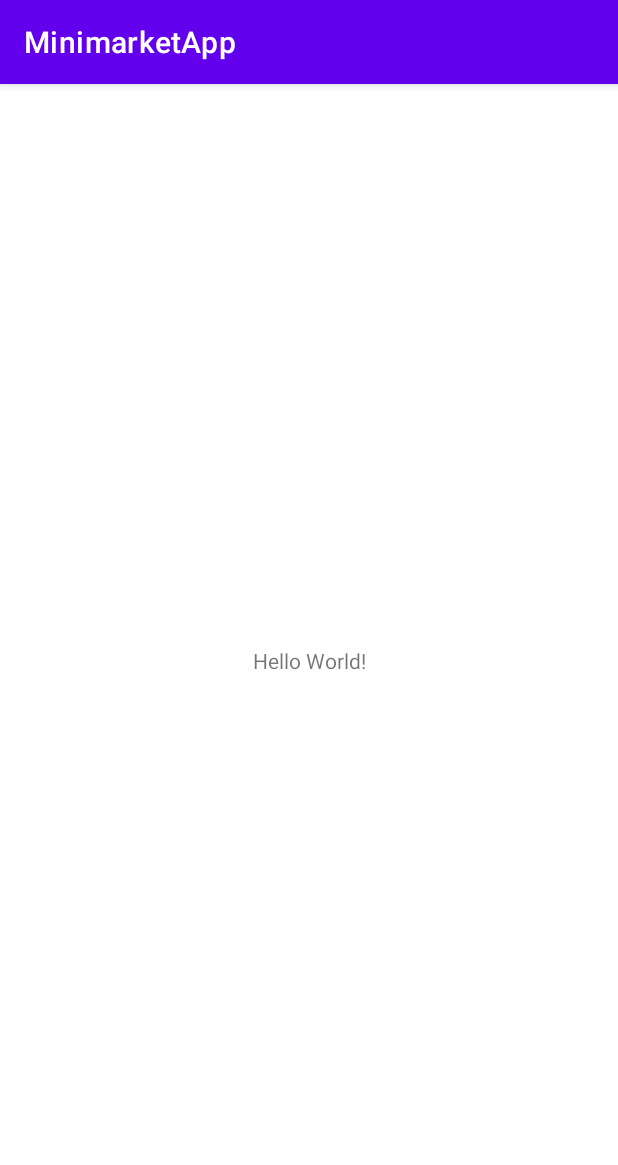
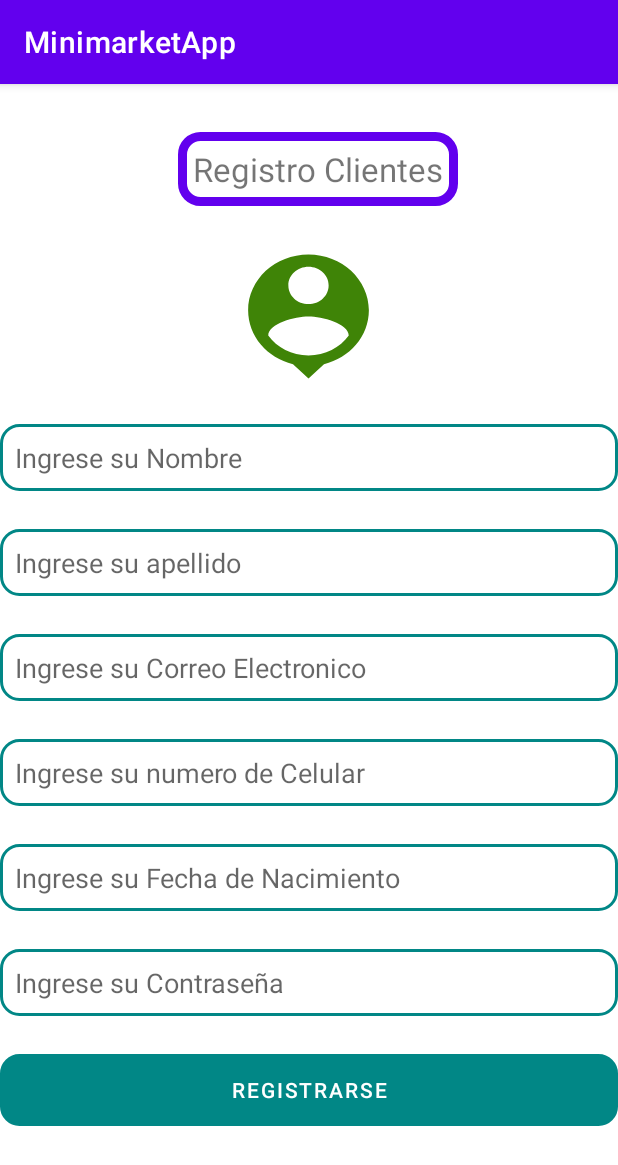
Before and after one commit to Jostin16/MinimarketApp, an Android app: the screen it shows after launch (MainActivity before the commit, RegistroActivity after it), on a phone screen of 412 x 824 dp. Shown: the top 1165 px of the screen. Run offline under Robolectric (Android 15) with nearby library versions, the phone set to English and light mode, and no system bars.

Commit message:
he agregado el registro de cliente

```diff
--- a/app/src/main/AndroidManifest.xml
+++ b/app/src/main/AndroidManifest.xml
@@ -9,7 +9,8 @@
         android:roundIcon="@mipmap/ic_launcher_round"
         android:supportsRtl="true"
         android:theme="@style/Theme.MinimarketApp">
-        <activity android:name=".MainActivity">
+
+        <activity android:name=".RegistroActivity">
             <intent-filter>
                 <action android:name="android.intent.action.MAIN" />
 
--- /dev/null
+++ b/app/src/main/java/idat/com/minimarketapp/RegistroActivity.java
@@ -0,0 +1,38 @@
+package idat.com.minimarketapp;
+
+import android.os.Bundle;
+import android.view.View;
+import android.widget.Button;
+import android.widget.EditText;
+import android.widget.Toast;
+
+import androidx.appcompat.app.AppCompatActivity;
+
+public class RegistroActivity extends AppCompatActivity {
+
+    private EditText etNombre, etApellido, etCorreo, etCelular, etFechaNacimiento, etContraseña;
+    private Button btnRegistrarse;
+
+    @Override
+    protected void onCreate(Bundle savedInstanceState) {
+        super.onCreate(savedInstanceState);
+        setContentView(R.layout.frmregistro);
+
+        etNombre = findViewById(R.id.etNombre);
+        etApellido = findViewById(R.id.etApellido);
+        etCorreo = findViewById(R.id.etCorreo);
+        etCelular = findViewById(R.id.etCelular);
+        etFechaNacimiento = findViewById(R.id.etFechaNacimiento);
+        etContraseña = findViewById(R.id.etContraseña);
+        btnRegistrarse = findViewById(R.id.btnRegistrarse);
+
+        btnRegistrarse.setOnClickListener(new View.OnClickListener() {
+            @Override
+            public void onClick(View v) {
+                Toast.makeText(RegistroActivity.this, "¡Te has registrado con exito!", Toast.LENGTH_SHORT).show();
+            }
+        });
+
+    }
+
+}
--- /dev/null
+++ b/app/src/main/res/drawable/ic_baseline_person_pin_24.xml
@@ -0,0 +1,5 @@
+<vector android:height="24dp" android:tint="#3F8407"
+    android:viewportHeight="24" android:viewportWidth="24"
+    android:width="24dp" xmlns:android="http://schemas.android.com/apk/res/android">
+    <path android:fillColor="@android:color/white" android:pathData="M12,2c-4.97,0 -9,4.03 -9,9 0,4.17 2.84,7.67 6.69,8.69L12,22l2.31,-2.31C18.16,18.67 21,15.17 21,11c0,-4.97 -4.03,-9 -9,-9zM12,4c1.66,0 3,1.34 3,3s-1.34,3 -3,3 -3,-1.34 -3,-3 1.34,-3 3,-3zM12,18.3c-2.5,0 -4.71,-1.28 -6,-3.22 0.03,-1.99 4,-3.08 6,-3.08 1.99,0 5.97,1.09 6,3.08 -1.29,1.94 -3.5,3.22 -6,3.22z"/>
+</vector>
--- /dev/null
+++ b/app/src/main/res/drawable/style_borde_2.xml
@@ -0,0 +1,11 @@
+<?xml version="1.0" encoding="utf-8"?>
+<shape xmlns:android="http://schemas.android.com/apk/res/android" android:shape="rectangle">
+
+    <stroke android:width="6sp"
+        android:color="@color/design_default_color_primary" />
+    <padding android:bottom="10sp"
+        android:left="10sp"
+        android:right="10sp"
+        android:top="10sp" />
+    <corners android:radius="12dp" />
+</shape>
--- /dev/null
+++ b/app/src/main/res/drawable/stylo_borde_edittext.xml
@@ -0,0 +1,11 @@
+<?xml version="1.0" encoding="utf-8"?>
+<shape xmlns:android="http://schemas.android.com/apk/res/android" android:shape="rectangle">
+
+    <stroke android:width="2sp"
+        android:color="@color/design_default_color_secondary_variant" />
+    <padding android:bottom="10sp"
+        android:left="10sp"
+        android:right="10sp"
+        android:top="10sp" />
+    <corners android:radius="12dp" />
+</shape>
--- /dev/null
+++ b/app/src/main/res/layout/frmregistro.xml
@@ -0,0 +1,133 @@
+<?xml version="1.0" encoding="utf-8"?>
+<androidx.constraintlayout.widget.ConstraintLayout xmlns:android="http://schemas.android.com/apk/res/android"
+    xmlns:app="http://schemas.android.com/apk/res-auto"
+    xmlns:tools="http://schemas.android.com/tools"
+    android:id="@+id/tvresultado"
+    android:layout_width="match_parent"
+    android:layout_height="match_parent">
+
+    <TextView
+        android:id="@+id/textView"
+        android:layout_width="wrap_content"
+        android:layout_height="wrap_content"
+        android:layout_marginTop="32dp"
+        android:autoText="false"
+        android:background="@drawable/style_borde_2"
+        android:text="@string/valtitulo"
+        android:textSize="22sp"
+        app:drawableTint="#05673AB7"
+        app:layout_constraintEnd_toEndOf="parent"
+        app:layout_constraintHorizontal_bias="0.528"
+        app:layout_constraintStart_toStartOf="parent"
+        app:layout_constraintTop_toTopOf="parent" />
+
+    <EditText
+        android:id="@+id/etApellido"
+        android:background="@drawable/stylo_borde_edittext"
+        android:layout_width="0dp"
+        android:layout_height="wrap_content"
+        android:layout_marginTop="25dp"
+        android:ems="10"
+        android:hint="@string/valetapellido"
+        android:inputType="textPersonName"
+        app:layout_constraintEnd_toEndOf="parent"
+        app:layout_constraintHorizontal_bias="0.0"
+        app:layout_constraintStart_toStartOf="parent"
+        app:layout_constraintTop_toBottomOf="@+id/etNombre" />
+
+    <EditText
+        android:id="@+id/etContraseña"
+        android:layout_width="0dp"
+        android:layout_height="wrap_content"
+        android:layout_marginTop="25dp"
+        android:background="@drawable/stylo_borde_edittext"
+        android:ems="10"
+        android:hint="@string/etContraseña"
+        android:inputType="textPassword"
+        app:layout_constraintEnd_toEndOf="parent"
+        app:layout_constraintHorizontal_bias="0.0"
+        app:layout_constraintStart_toStartOf="parent"
+        app:layout_constraintTop_toBottomOf="@+id/etFechaNacimiento" />
+
+    <EditText
+        android:id="@+id/etFechaNacimiento"
+        android:layout_width="0dp"
+        android:background="@drawable/stylo_borde_edittext"
+        android:layout_height="wrap_content"
+        android:layout_marginTop="25dp"
+        android:ems="10"
+        android:hint="@string/etFechaNacimiento"
+        android:inputType="datetime"
+        app:layout_constraintEnd_toEndOf="parent"
+        app:layout_constraintHorizontal_bias="0.0"
+        app:layout_constraintStart_toStartOf="parent"
+        app:layout_constraintTop_toBottomOf="@+id/etCelular" />
+
+    <EditText
+        android:id="@+id/etCorreo"
+        android:background="@drawable/stylo_borde_edittext"
+        android:layout_width="0dp"
+        android:layout_height="wrap_content"
+        android:layout_marginTop="25dp"
+        android:ems="10"
+        android:hint="@string/etCorreo"
+        android:inputType="text|textEmailAddress"
+        app:layout_constraintEnd_toEndOf="parent"
+        app:layout_constraintHorizontal_bias="0.0"
+        app:layout_constraintStart_toStartOf="parent"
+        app:layout_constraintTop_toBottomOf="@+id/etApellido" />
+
+    <Button
+        android:id="@+id/btnRegistrarse"
+        android:layout_width="0dp"
+        android:layout_height="wrap_content"
+        android:layout_marginTop="25dp"
+        android:background="@drawable/stylo_borde_edittext"
+        android:text="@string/valbtnRegistrar"
+        app:backgroundTint="@color/design_default_color_secondary_variant"
+        app:layout_constraintEnd_toEndOf="parent"
+        app:layout_constraintHorizontal_bias="0.0"
+        app:layout_constraintStart_toStartOf="parent"
+        app:layout_constraintTop_toBottomOf="@+id/etContraseña" />
+
+    <EditText
+        android:id="@+id/etCelular"
+        android:background="@drawable/stylo_borde_edittext"
+        android:layout_width="0dp"
+        android:layout_height="wrap_content"
+        android:layout_marginTop="25dp"
+        android:ems="10"
+        android:hint="@string/etCelular"
+        android:inputType="number"
+        android:maxLength="8"
+        app:layout_constraintEnd_toEndOf="parent"
+        app:layout_constraintHorizontal_bias="0.0"
+        app:layout_constraintStart_toStartOf="parent"
+        app:layout_constraintTop_toBottomOf="@+id/etCorreo" />
+
+    <EditText
+        android:id="@+id/etNombre"
+        android:layout_width="0dp"
+        android:layout_height="wrap_content"
+        android:layout_marginTop="22dp"
+        android:background="@drawable/stylo_borde_edittext"
+        android:ems="10"
+        android:hint="@string/etNombre"
+        android:inputType="textPersonName"
+        app:layout_constraintEnd_toEndOf="parent"
+        app:layout_constraintStart_toStartOf="parent"
+        app:layout_constraintTop_toBottomOf="@+id/imageView" />
+
+    <ImageView
+        android:id="@+id/imageView"
+        android:layout_width="107dp"
+        android:layout_height="99dp"
+        android:layout_marginTop="24dp"
+        android:background="@drawable/ic_baseline_person_pin_24"
+        app:layout_constraintEnd_toEndOf="parent"
+        app:layout_constraintHorizontal_bias="0.498"
+        app:layout_constraintStart_toStartOf="parent"
+        app:layout_constraintTop_toBottomOf="@+id/textView"
+         />
+
+</androidx.constraintlayout.widget.ConstraintLayout>
--- a/app/src/main/res/values/strings.xml
+++ b/app/src/main/res/values/strings.xml
@@ -1,3 +1,16 @@
 <resources>
     <string name="app_name">MinimarketApp</string>
+    <string name="valtitulo">Registro Clientes</string>
+    <string name="valetnombre">Ingrese su nombre</string>
+    <string name="valetapellido">Ingrese su apellido</string>
+    <string name="valtemail">Ingrese su Correo Electronico</string>
+    <string name="valetTelefono">Ingrese su numero de Celular</string>
+    <string name="valetFechaNacimiento">Ingrese su fecha de Nacimiento</string>
+    <string name="valetContraseña">Ingrese su nueva Contraseña</string>
+    <string name="valbtnRegistrar">Registrarse</string>
+    <string name="etCorreo">Ingrese su Correo Electronico</string>
+    <string name="etCelular">Ingrese su numero de Celular</string>
+    <string name="etFechaNacimiento">Ingrese su Fecha de Nacimiento</string>
+    <string name="etContraseña">Ingrese su Contraseña</string>
+    <string name="etNombre">Ingrese su Nombre</string>
 </resources>
```
Also changed, not shown: app/src/main/java/idat/com/minimarketapp/MainActivity.java (+8 -0 lines).
